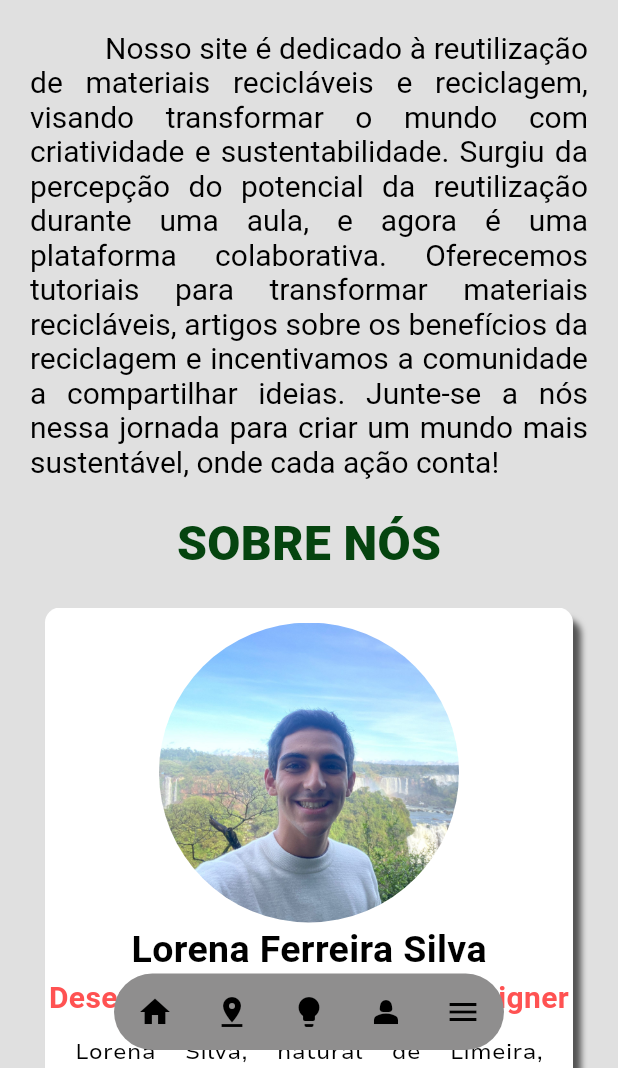
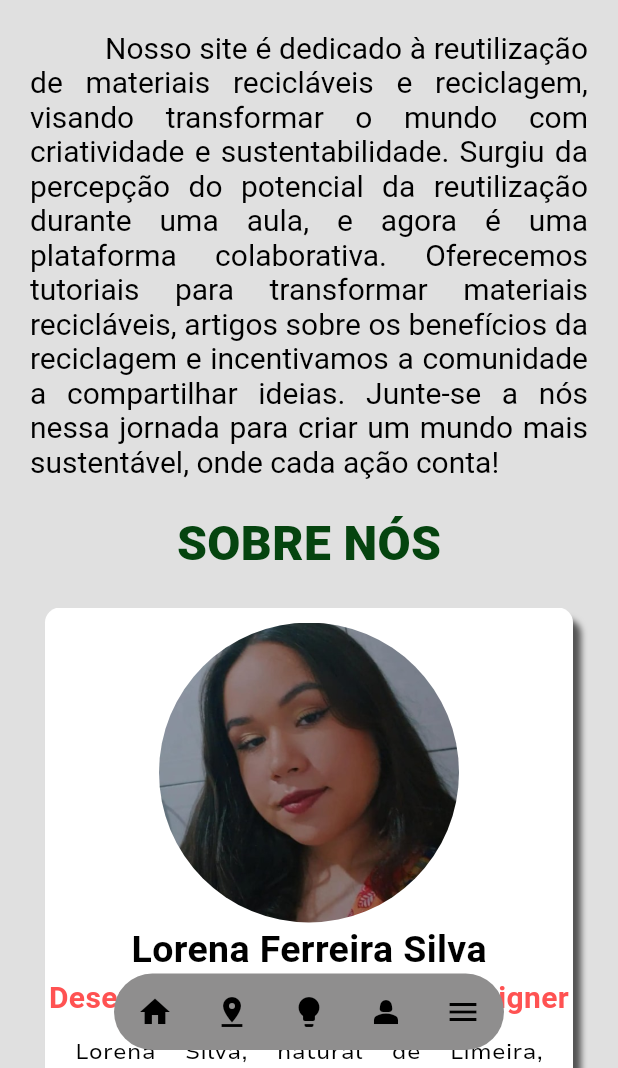
Before and after one commit to BeatrizAcardia/flutter_application_ecoment_inicial, a Flutter app: the screen it shows after launch, in the side drawer, after a tap on "Veja mais", on a phone screen of 412 x 824 dp, the part 168-1236 px from its top. Run offline on Flutter 3.47's test engine with Material 3 defaults, Android fonts, the light colour scheme and no system bars; our stand-ins replace carousel_slider, email_validator; missing offline and left inert: br_validators; Roboto replaces fonts that are missing (Circe).

Commit message:
foto da lorena adicionado, botao do inicial funcionando, sobre nos arrumado

```diff
--- a/lib/views/inicial.dart
+++ b/lib/views/inicial.dart
@@ -7,6 +7,7 @@ import 'package:flutter_application_ecoment_inicial/defaultWidgets/bottomAppBar.
 import 'package:flutter_application_ecoment_inicial/defaultWidgets/drawer.dart';
 import 'package:flutter_application_ecoment_inicial/models/ideia.dart';
 import 'package:flutter_application_ecoment_inicial/views/ideia.dart';
+import 'package:flutter_application_ecoment_inicial/views/ideiasReutilizacao.dart';
 import 'package:flutter_application_ecoment_inicial/views/materiais.dart';
 import 'package:flutter_application_ecoment_inicial/views/minhaConta.dart';
 import 'package:flutter_application_ecoment_inicial/views/pontosColeta.dart';
@@ -104,7 +105,7 @@ class _MyinicialState extends State<Myinicial> {
                     ),
                     ElevatedButton(
                       onPressed: () {
-                        // Add your action here
+                        Navigator.push(context, MaterialPageRoute(builder: (context) => IdeiasReutilizacao(),));
                       },
                       style: ElevatedButton.styleFrom(
                         backgroundColor: Color.fromARGB(255, 0, 72, 82),
--- a/lib/views/sobre_nos.dart
+++ b/lib/views/sobre_nos.dart
@@ -46,10 +46,10 @@ class _SobreNosState extends State<SobreNos> {
   String text = "Nosso site é dedicado à reutilização de materiais recicláveis e reciclagem, visando transformar o mundo com criatividade e sustentabilidade. Surgiu da percepção do potencial da reutilização durante uma aula, e agora é uma plataforma colaborativa. Oferecemos tutoriais para transformar materiais recicláveis, artigos sobre os benefícios da reciclagem e incentivamos a comunidade a compartilhar ideias. Junte-se a nós nessa jornada para criar um mundo mais sustentável, onde cada ação conta!";
 
   List<Team> listaNos = [
-    Team("Lorena Ferreira Silva", "Desenvolvedora Front-End e Designer", "Lorena Silva, natural de Limeira, interior de São Paulo, é uma entusiasta da tecnologia e busca se tornar uma desenvolvedora full-stack para criar soluções inovadoras. Seu sonho não se limita à programação; ela também almeja viver no Canadá, atraída pela qualidade de vida e oportunidades. Determinada e apaixonada por experiências únicas, Lorena está pronta para enfrentar desafios e transformar seus sonhos em realidade.", "assets/imgs/Enzo.jpg"),
-    Team("Enzo Olivato Pazian", "Desenvolvedor Back-Ending e Database Administrator", "Olá! Meu nome é Enzo e sou baseado na cidade de Americana, em São Paulo. Desde muito cedo, desenvolvi um profundo interesse pela tecnologia e sua capacidade de transformar o mundo ao nosso redor. Sonho em utilizar minha paixão pela tecnologia para fazer a diferença, contribuindo para criar um impacto positivo na sociedade e na vida das pessoas.Busco constantemente a felicidade em tudo o que faço. Acredito que a vida é uma jornada para ser vivida com entusiasmo, gratidão e em busca do bem-estar pessoal e coletivo. Procuro encontrar alegria nas pequenas coisas e cultivar relacionamentos significativos com as pessoas ao meu redor.Em resumo, sou um indivíduo apaixonado pela tecnologia, pelo desenho e pela busca da felicidade. Estou determinado a utilizar minhas habilidades e paixões para deixar minha marca no mundo e fazer a diferença, sempre com um sorriso no rosto e o coração cheio de esperança.", "assets/imgs/Enzo.jpg"),
-    Team("Beatriz A. Cardia", "Desenvolvedora Front-End e Designer", "Oi eu sou a Bia, nascida em Americana, São Paulo. Desde a infância, me encantei pelo universo da tecnologia, mas sempre nutri um grande sonho: tornar-me professora na educação infantil. Tenho uma forte convicção de que educar e inspirar as mentes jovens é uma das vocações mais nobres que alguém pode ter.Além da minha paixão pela educação, tenho uma afinidade especial com as artes. Adoro desenhar e tenho habilidades manuais que me permitem criar diferentes projetos criativos. A arte é uma forma de expressão que me permite transmitir emoções e contar histórias de maneira única.Em resumo, sou uma pessoa apaixonada pela educação, pela arte e pela aventura. Estou determinada a seguir meu sonho de ser professora na educação infantil, enquanto nutro minha criatividade através do desenho e realizo meu desejo de explorar o mundo. Estou ansiosa para ver onde essa jornada me levará.", "assets/imgs/bea.jpg"),
-    Team("Vitor H.S. Nascimento", "Desenvolvedor Back-Ending e Database Administrator ", "Olá! Me chamo Vitor H.S. Nascimento nasci na cidade de Limeira, e tenho como objetivo me especializar na área de Tecnologia da Informação, com foco especialmente no desenvolvimento de sistemas back-end. Além disso, tenho um grande interesse em explorar o mundo através de viagens. Acredito que combinar minha especialização em TI com a oportunidade de viajar seria uma experiência enriquecedora, permitindo-me conhecer diferentes culturas e expandir minha visão profissional. Estou determinado a alcançar esses objetivos e estou aberto a oportunidades que me permitam crescer tanto profissional quanto pessoalmente. Agradeço por visitar nossa página e estou aberto para conexões e colaborações.", "assets/imgs/Vitor.jpg"),
+    Team("Lorena Ferreira Silva", "Desenvolvedora Front-End e Designer", "Lorena Silva, natural de Limeira, interior de São Paulo, é uma entusiasta da tecnologia e busca se tornar uma desenvolvedora full-stack para criar soluções inovadoras. Seu sonho não se limita à programação; ela também almeja viver no Canadá, atraída pela qualidade de vida e oportunidades. Determinada e apaixonada por experiências únicas, Lorena está pronta para enfrentar desafios e transformar seus sonhos em realidade.", "assets/imgs/lorena.jpg"),
+    Team("Enzo Olivato Pazian", "Desenvolvedor Back-Ending e Database Administrator", "Olá! Meu nome é Enzo e sou baseado na cidade de Americana, em São Paulo. Desde muito cedo, desenvolvi um profundo interesse pela tecnologia e sua capacidade de transformar o mundo ao nosso redor.Em resumo, sou um indivíduo apaixonado pela tecnologia, pelo desenho e pela busca da felicidade. Estou determinado a utilizar minhas habilidades e paixões para deixar minha marca no mundo e fazer a diferença, sempre com um sorriso no rosto e o coração cheio de esperança.", "assets/imgs/Enzo.jpg"),
+    Team("Beatriz A. Cardia", "Desenvolvedora Front-End e Designer", "Oi eu sou a Bia, nascida em Americana, São Paulo. Desde a infância, me encantei pelo universo da tecnologia, mas sempre nutri um grande sonho: tornar-me professora na educação infantil. Além da minha paixão pela educação, tenho uma afinidade especial com as artes. Estou determinada a seguir meu sonho de ser professora na educação infantil, enquanto nutro minha criatividade através do desenho e realizo meu desejo de explorar o mundo. Estou ansiosa para ver onde essa jornada me levará.", "assets/imgs/bea.jpg"),
+    Team("Vitor H.S. Nascimento", "Desenvolvedor Back-Ending e Database Administrator ", "Olá! Me chamo Vitor H.S. Nascimento nasci na cidade de Limeira, e tenho como objetivo me especializar na área de Tecnologia da Informação, com foco especialmente no desenvolvimento de sistemas back-end. Estou determinado a alcançar esses objetivos e estou aberto a oportunidades que me permitam crescer tanto profissional quanto pessoalmente. Agradeço por visitar nossa página e estou aberto para conexões e colaborações.", "assets/imgs/Vitor.jpg"),
   ];
 
   PageController _controlador = PageController();
@@ -73,7 +73,7 @@ class _SobreNosState extends State<SobreNos> {
         children: [
           SingleChildScrollView(
             child: Container(
-              padding: EdgeInsets.fromLTRB(0, 0, 0, 20),
+              padding: EdgeInsets.fromLTRB(0, 0, 0, 40),
               child: Column(
                 children: [
                   Container(
```
Also changed, not shown: assets/imgs/lorena.jpg (added).
